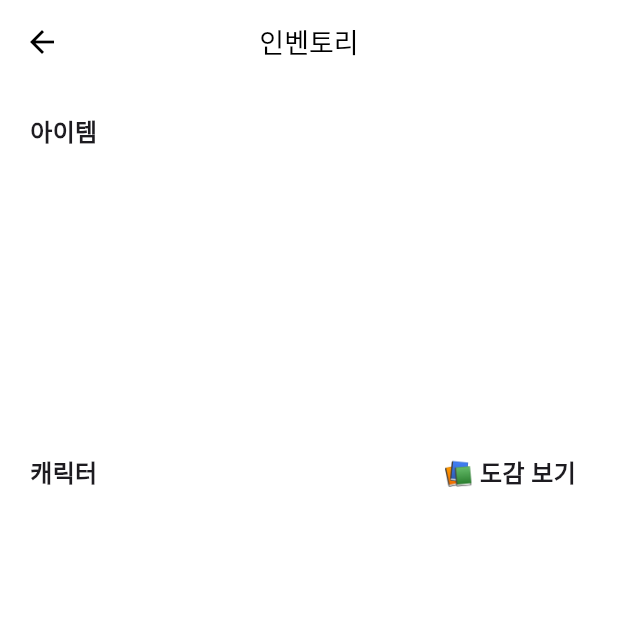
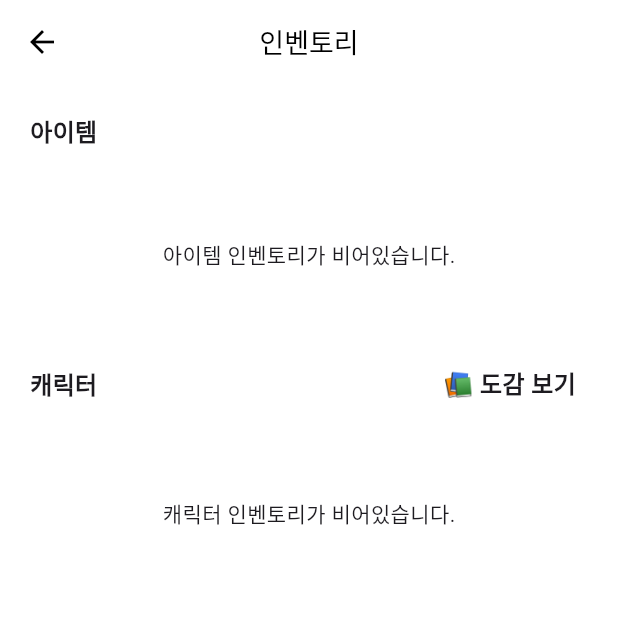
Before and after one commit to pomodak/pomodak-flutter, a Flutter app: the InventoryScreen screen opened directly, on a phone screen of 412 x 824 dp, the top half of it. Run offline on Flutter 3.47's test engine with Material 3 defaults, Android fonts, the phone set to English and light mode, and no system bars; drawn by our look-alikes of loader_overlay; our stand-ins replace another_flushbar, awesome_bottom_bar, confetti, dio, flutter_dotenv, flutter_local_notifications and 16 more; missing offline and left inert: kakao_flutter_sdk_user; accounts and stored records are empty; network calls fail.

Commit message:
Refactor inventoryScreen

```diff
--- a/lib/views/screens/main/inventory_screen/inventory_screen.dart
+++ b/lib/views/screens/main/inventory_screen/inventory_screen.dart
@@ -1,8 +1,7 @@
 import 'package:flutter/material.dart';
 import 'package:pomodak/view_models/member_view_model.dart';
-import 'package:pomodak/views/screens/main/inventory_screen/widgets/character_card.dart';
-import 'package:pomodak/views/screens/main/inventory_screen/widgets/item_inventory_card.dart';
-import 'package:pomodak/views/screens/main/inventory_screen/widgets/show_collection_modal.dart';
+import 'package:pomodak/views/screens/main/inventory_screen/widgets/character_inventory_section/character_inventory_section.dart';
+import 'package:pomodak/views/screens/main/inventory_screen/widgets/item_inventory_section/item_inventory_section.dart';
 import 'package:provider/provider.dart';
 
 class InventoryScreen extends StatelessWidget {
@@ -22,85 +21,12 @@ class InventoryScreen extends StatelessWidget {
       body: SingleChildScrollView(
         child: Consumer<MemberViewModel>(
             builder: (context, memberViewModel, child) {
-          return Padding(
-            padding: const EdgeInsets.symmetric(horizontal: 8),
+          return const Padding(
+            padding: EdgeInsets.symmetric(horizontal: 8),
             child: Column(
               children: [
-                const Padding(
-                  padding: EdgeInsets.symmetric(horizontal: 12, vertical: 20),
-                  child: Align(
-                    alignment: Alignment.centerLeft,
-                    child: Text(
-                      "아이템",
-                      style: TextStyle(
-                        fontSize: 16,
-                        fontWeight: FontWeight.bold,
-                      ),
-                    ),
-                  ),
-                ),
-                SizedBox(
-                  height: 160,
-                  child: ListView.builder(
-                    scrollDirection: Axis.horizontal,
-                    itemCount: memberViewModel.consumableInventory.length,
-                    itemBuilder: (context, index) {
-                      return ItemInventoryCard(
-                          itemInventory:
-                              memberViewModel.consumableInventory[index]);
-                    },
-                  ),
-                ),
-                Padding(
-                  padding:
-                      const EdgeInsets.symmetric(horizontal: 12, vertical: 20),
-                  child: Row(
-                    mainAxisAlignment: MainAxisAlignment.spaceBetween,
-                    children: [
-                      const Text(
-                        "캐릭터",
-                        style: TextStyle(
-                          fontSize: 16,
-                          fontWeight: FontWeight.bold,
-                        ),
-                      ),
-                      InkWell(
-                        onTap: () {
-                          showCollectionModal(context);
-                        },
-                        borderRadius: BorderRadius.circular(8),
-                        child: const Padding(
-                          padding:
-                              EdgeInsets.symmetric(vertical: 4, horizontal: 8),
-                          child: Text(
-                            "📚 도감 보기",
-                            style: TextStyle(
-                              fontSize: 16,
-                              fontWeight: FontWeight.bold,
-                            ),
-                          ),
-                        ),
-                      ),
-                    ],
-                  ),
-                ),
-                GridView.builder(
-                  physics: const NeverScrollableScrollPhysics(),
-                  shrinkWrap: true,
-                  gridDelegate: const SliverGridDelegateWithFixedCrossAxisCount(
-                    crossAxisCount: 3,
-                    crossAxisSpacing: 4,
-                    mainAxisSpacing: 10,
-                    childAspectRatio: 0.7,
-                  ),
-                  itemCount: memberViewModel.characterInventory.length,
-                  itemBuilder: (context, index) {
-                    return CharacterCard(
-                      characterInventory:
-                          memberViewModel.characterInventory[index],
-                    );
-                  },
-                ),
+                ItemInventorySection(),
+                CharacterInventorySection(),
               ],
             ),
           );
--- a/lib/views/screens/main/inventory_screen/widgets/item_inventory_card.dart
+++ b/lib/views/screens/main/inventory_screen/widgets/character_inventory_section/character_card.dart
@@ -1,33 +1,35 @@
 import 'package:flutter/material.dart';
-import 'package:pomodak/models/domain/item_inventory_model.dart';
-import 'package:pomodak/views/screens/main/inventory_screen/widgets/show_consume_item_dialog.dart';
+import 'package:pomodak/models/domain/character_inventory_model.dart';
+import 'package:pomodak/views/screens/main/inventory_screen/widgets/character_inventory_section/character_grade_badge.dart';
+import 'package:pomodak/views/screens/main/inventory_screen/widgets/character_inventory_section/show_sell_character_dialog.dart';
 
-class ItemInventoryCard extends StatelessWidget {
-  final ItemInventoryModel itemInventory;
+class CharacterCard extends StatelessWidget {
+  final CharacterInventoryModel characterInventory;
 
-  const ItemInventoryCard({super.key, required this.itemInventory});
-
+  const CharacterCard({super.key, required this.characterInventory});
   @override
   Widget build(BuildContext context) {
-    var character = itemInventory.item;
-
-    void handleConsumeItem() {
-      showConsumeItemDialog(context, itemInventory);
-    }
-
+    var character = characterInventory.character;
     return Material(
       borderRadius: BorderRadius.circular(10),
       child: InkWell(
-        onTap: handleConsumeItem,
+        onTap: () {
+          showSellCharacterDialog(
+            context,
+            characterInventory,
+            characterInventory.quantity,
+          );
+        },
         borderRadius: BorderRadius.circular(10),
         child: Container(
-          padding: const EdgeInsets.all(4),
+          padding: const EdgeInsets.all(8),
           alignment: Alignment.center,
           child: AspectRatio(
-            aspectRatio: 3 / 4,
+            aspectRatio: 3 / 5,
             child: Column(
               mainAxisSize: MainAxisSize.min,
               children: [
+                CharacterGradeBadge(grade: character.grade),
                 Padding(
                   padding:
                       const EdgeInsets.symmetric(vertical: 2, horizontal: 4),
@@ -36,10 +38,10 @@ class ItemInventoryCard extends StatelessWidget {
                     fit: BoxFit.cover,
                   ),
                 ),
-                ItemInventoryInfo(
+                CharacterInfo(
                   name: character.name,
-                  cost: character.cost,
-                  quantity: itemInventory.quantity,
+                  sellPrice: character.sellPrice,
+                  quantity: characterInventory.quantity,
                 ),
               ],
             ),
@@ -50,15 +52,15 @@ class ItemInventoryCard extends StatelessWidget {
   }
 }
 
-class ItemInventoryInfo extends StatelessWidget {
+class CharacterInfo extends StatelessWidget {
   final String name;
-  final int cost;
+  final int sellPrice;
   final int quantity;
 
-  const ItemInventoryInfo({
+  const CharacterInfo({
     super.key,
     required this.name,
-    required this.cost,
+    required this.sellPrice,
     required this.quantity,
   });
 
@@ -76,7 +78,7 @@ class ItemInventoryInfo extends StatelessWidget {
           ),
         ),
         Text(
-          '$quantity개',
+          '$sellPrice원 | $quantity개',
           style: const TextStyle(
             fontSize: 13,
           ),
--- /dev/null
+++ b/lib/views/screens/main/inventory_screen/widgets/character_inventory_section/character_inventory_section.dart
@@ -0,0 +1,61 @@
+import 'package:flutter/material.dart';
+import 'package:pomodak/view_models/member_view_model.dart';
+import 'package:pomodak/views/screens/main/inventory_screen/widgets/character_inventory_section/character_card.dart';
+import 'package:pomodak/views/screens/main/inventory_screen/widgets/character_inventory_section/show_collection_modal.dart';
+import 'package:provider/provider.dart';
+
+class CharacterInventorySection extends StatelessWidget {
+  const CharacterInventorySection({super.key});
+
+  @override
+  Widget build(BuildContext context) {
+    final memberViewModel = Provider.of<MemberViewModel>(context);
+    final characters = memberViewModel.characterInventory;
+
+    return Column(
+      children: [
+        Padding(
+          padding: const EdgeInsets.symmetric(horizontal: 12, vertical: 20),
+          child: Row(
+            mainAxisAlignment: MainAxisAlignment.spaceBetween,
+            children: [
+              const Text(
+                "캐릭터",
+                style: TextStyle(fontSize: 16, fontWeight: FontWeight.bold),
+              ),
+              InkWell(
+                onTap: () => showCollectionModal(context),
+                borderRadius: BorderRadius.circular(8),
+                child: const Padding(
+                  padding: EdgeInsets.symmetric(vertical: 4, horizontal: 8),
+                  child: Text("📚 도감 보기",
+                      style:
+                          TextStyle(fontSize: 16, fontWeight: FontWeight.bold)),
+                ),
+              ),
+            ],
+          ),
+        ),
+        characters.isEmpty
+            ? const Padding(
+                padding: EdgeInsets.all(40.0),
+                child: Text('캐릭터 인벤토리가 비어있습니다.'),
+              )
+            : GridView.builder(
+                physics: const NeverScrollableScrollPhysics(),
+                shrinkWrap: true,
+                gridDelegate: const SliverGridDelegateWithFixedCrossAxisCount(
+                  crossAxisCount: 3,
+                  crossAxisSpacing: 4,
+                  mainAxisSpacing: 10,
+                  childAspectRatio: 0.7,
+                ),
+                itemCount: characters.length,
+                itemBuilder: (context, index) {
+                  return CharacterCard(characterInventory: characters[index]);
+                },
+              ),
+      ],
+    );
+  }
+}
--- a/lib/views/screens/main/inventory_screen/widgets/character_card.dart
+++ b/lib/views/screens/main/inventory_screen/widgets/item_inventory_section/item_inventory_card.dart
@@ -1,35 +1,33 @@
 import 'package:flutter/material.dart';
-import 'package:pomodak/models/domain/character_inventory_model.dart';
-import 'package:pomodak/views/screens/main/inventory_screen/widgets/character_grade_badge.dart';
-import 'package:pomodak/views/screens/main/inventory_screen/widgets/show_sell_character_dialog.dart';
+import 'package:pomodak/models/domain/item_inventory_model.dart';
+import 'package:pomodak/views/screens/main/inventory_screen/widgets/item_inventory_section/show_consume_item_dialog.dart';
 
-class CharacterCard extends StatelessWidget {
-  final CharacterInventoryModel characterInventory;
+class ItemInventoryCard extends StatelessWidget {
+  final ItemInventoryModel itemInventory;
 
-  const CharacterCard({super.key, required this.characterInventory});
+  const ItemInventoryCard({super.key, required this.itemInventory});
+
   @override
   Widget build(BuildContext context) {
-    var character = characterInventory.character;
+    var character = itemInventory.item;
+
+    void handleConsumeItem() {
+      showConsumeItemDialog(context, itemInventory);
+    }
+
     return Material(
       borderRadius: BorderRadius.circular(10),
       child: InkWell(
-        onTap: () {
-          showSellCharacterDialog(
-            context,
-            characterInventory,
-            characterInventory.quantity,
-          );
-        },
+        onTap: handleConsumeItem,
         borderRadius: BorderRadius.circular(10),
         child: Container(
-          padding: const EdgeInsets.all(8),
+          padding: const EdgeInsets.all(4),
           alignment: Alignment.center,
           child: AspectRatio(
-            aspectRatio: 3 / 5,
+            aspectRatio: 3 / 4,
             child: Column(
               mainAxisSize: MainAxisSize.min,
               children: [
-                CharacterGradeBadge(grade: character.grade),
                 Padding(
                   padding:
                       const EdgeInsets.symmetric(vertical: 2, horizontal: 4),
@@ -38,10 +36,10 @@ class CharacterCard extends StatelessWidget {
                     fit: BoxFit.cover,
                   ),
                 ),
-                CharacterInfo(
+                ItemInventoryInfo(
                   name: character.name,
-                  sellPrice: character.sellPrice,
-                  quantity: characterInventory.quantity,
+                  cost: character.cost,
+                  quantity: itemInventory.quantity,
                 ),
               ],
             ),
@@ -52,15 +50,15 @@ class CharacterCard extends StatelessWidget {
   }
 }
 
-class CharacterInfo extends StatelessWidget {
+class ItemInventoryInfo extends StatelessWidget {
   final String name;
-  final int sellPrice;
+  final int cost;
   final int quantity;
 
-  const CharacterInfo({
+  const ItemInventoryInfo({
     super.key,
     required this.name,
-    required this.sellPrice,
+    required this.cost,
     required this.quantity,
   });
 
@@ -78,7 +76,7 @@ class CharacterInfo extends StatelessWidget {
           ),
         ),
         Text(
-          '$sellPrice원 | $quantity개',
+          '$quantity개',
           style: const TextStyle(
             fontSize: 13,
           ),
--- /dev/null
+++ b/lib/views/screens/main/inventory_screen/widgets/item_inventory_section/item_inventory_section.dart
@@ -0,0 +1,44 @@
+import 'package:flutter/material.dart';
+import 'package:pomodak/view_models/member_view_model.dart';
+import 'package:pomodak/views/screens/main/inventory_screen/widgets/item_inventory_section/item_inventory_card.dart';
+import 'package:provider/provider.dart';
+
+class ItemInventorySection extends StatelessWidget {
+  const ItemInventorySection({super.key});
+
+  @override
+  Widget build(BuildContext context) {
+    final memberViewModel = Provider.of<MemberViewModel>(context);
+    final items = memberViewModel.consumableInventory;
+
+    return Column(
+      children: [
+        const Padding(
+          padding: EdgeInsets.symmetric(horizontal: 12, vertical: 20),
+          child: Align(
+            alignment: Alignment.centerLeft,
+            child: Text(
+              "아이템",
+              style: TextStyle(fontSize: 16, fontWeight: FontWeight.bold),
+            ),
+          ),
+        ),
+        items.isEmpty
+            ? const Padding(
+                padding: EdgeInsets.all(40.0),
+                child: Text('아이템 인벤토리가 비어있습니다.'),
+              )
+            : SizedBox(
+                height: 160,
+                child: ListView.builder(
+                  scrollDirection: Axis.horizontal,
+                  itemCount: items.length,
+                  itemBuilder: (context, index) {
+                    return ItemInventoryCard(itemInventory: items[index]);
+                  },
+                ),
+              ),
+      ],
+    );
+  }
+}
--- a/lib/views/screens/main/inventory_screen/widgets/show_character_acquisition_dialog.dart
+++ b/lib/views/screens/main/inventory_screen/widgets/item_inventory_section/show_character_acquisition_dialog.dart
@@ -2,7 +2,7 @@ import 'package:confetti/confetti.dart';
 import 'package:flutter/material.dart';
 import 'package:pomodak/models/api/members/consume_item_response.dart';
 import 'package:pomodak/models/domain/character_model.dart';
-import 'package:pomodak/views/screens/main/inventory_screen/widgets/character_grade_badge.dart';
+import 'package:pomodak/views/screens/main/inventory_screen/widgets/character_inventory_section/character_grade_badge.dart';
 
 void showCharacterAcquisitionDialog(
   BuildContext context,
```
Also changed, not shown: lib/views/screens/main/home_screen/widgets/egg_card.dart (+4 -4 lines), lib/views/screens/main/inventory_screen/widgets/item_inventory_section/show_consume_item_dialog.dart (renamed from lib/views/screens/main/inventory_screen/widgets/show_consume_item_dialog.dart, +4 -4 lines), lib/views/screens/main/inventory_screen/widgets/character_inventory_section/character_grade_badge.dart (renamed from lib/views/screens/main/inventory_screen/widgets/character_grade_badge.dart), lib/views/screens/main/inventory_screen/widgets/character_inventory_section/show_collection_modal.dart (renamed from lib/views/screens/main/inventory_screen/widgets/show_collection_modal.dart), lib/views/screens/main/inventory_screen/widgets/character_inventory_section/show_sell_character_dialog.dart (renamed from lib/views/screens/main/inventory_screen/widgets/show_sell_character_dialog.dart), lib/views/screens/main/inventory_screen/widgets/item_inventory_section/show_item_acquisition_dialog.dart (renamed from lib/views/screens/main/inventory_screen/widgets/show_item_acquisition_dialog.dart), lib/views/screens/main/inventory_screen/widgets/item_inventory_section/show_palette_acquisition_dialog.dart (renamed from lib/views/screens/main/inventory_screen/widgets/show_palette_acquisition_dialog.dart), lib/views/screens/main/inventory_screen/widgets/item_inventory_section/show_point_acquisition_dialog.dart (renamed from lib/views/screens/main/inventory_screen/widgets/show_point_acquisition_dialog.dart), 1 other file.
